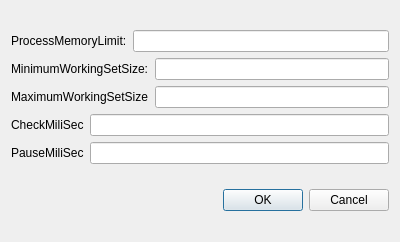
Qt form ui/modalconfig.ui (ergo471/badLauncher) before a commit.
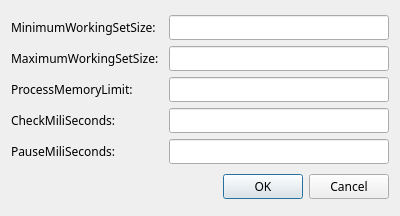
The same form after that commit.

What changed in the file:
```diff
--- a/ui/modalconfig.ui
+++ b/ui/modalconfig.ui
@@ -7,9 +7,18 @@
     <x>0</x>
     <y>0</y>
     <width>400</width>
-    <height>242</height>
+    <height>216</height>
    </rect>
   </property>
+  <property name="font">
+   <font>
+    <family>Raleway</family>
+    <pointsize>9</pointsize>
+    <weight>50</weight>
+    <italic>false</italic>
+    <bold>false</bold>
+   </font>
+  </property>
   <property name="windowTitle">
    <string>Settings</string>
   </property>
@@ -19,20 +28,6 @@
   <layout class="QGridLayout" name="gridLayout">
    <item row="0" column="0">
     <layout class="QVBoxLayout" name="verticalLayout">
-     <item>
-      <layout class="QHBoxLayout" name="horizontalLayout">
-       <item>
-        <widget class="QLabel" name="pro_label">
-         <property name="text">
-          <string>ProcessMemoryLimit:</string>
-         </property>
-        </widget>
-       </item>
-       <item>
-        <widget class="QLineEdit" name="pro_lineEdit"/>
-       </item>
-      </layout>
-     </item>
      <item>
       <layout class="QHBoxLayout" name="horizontalLayout_2">
        <item>
@@ -43,7 +38,23 @@
         </widget>
        </item>
        <item>
-        <widget class="QLineEdit" name="min_lineEdit"/>
+        <widget class="QLineEdit" name="min_lineEdit">
+         <property name="sizePolicy">
+          <sizepolicy hsizetype="Fixed" vsizetype="Fixed">
+           <horstretch>0</horstretch>
+           <verstretch>0</verstretch>
+          </sizepolicy>
+         </property>
+         <property name="minimumSize">
+          <size>
+           <width>220</width>
+           <height>0</height>
+          </size>
+         </property>
+         <property name="styleSheet">
+          <string notr="true"/>
+         </property>
+        </widget>
        </item>
       </layout>
      </item>
@@ -52,12 +63,52 @@
        <item>
         <widget class="QLabel" name="max_label">
          <property name="text">
-          <string>MaximumWorkingSetSize</string>
+          <string>MaximumWorkingSetSize:</string>
          </property>
         </widget>
        </item>
        <item>
-        <widget class="QLineEdit" name="max_lineEdit"/>
+        <widget class="QLineEdit" name="max_lineEdit">
+         <property name="sizePolicy">
+          <sizepolicy hsizetype="Fixed" vsizetype="Fixed">
+           <horstretch>0</horstretch>
+           <verstretch>0</verstretch>
+          </sizepolicy>
+         </property>
+         <property name="minimumSize">
+          <size>
+           <width>220</width>
+           <height>0</height>
+          </size>
+         </property>
+        </widget>
+       </item>
+      </layout>
+     </item>
+     <item>
+      <layout class="QHBoxLayout" name="horizontalLayout">
+       <item>
+        <widget class="QLabel" name="pro_label">
+         <property name="text">
+          <string>ProcessMemoryLimit:</string>
+         </property>
+        </widget>
+       </item>
+       <item>
+        <widget class="QLineEdit" name="pro_lineEdit">
+         <property name="sizePolicy">
+          <sizepolicy hsizetype="Fixed" vsizetype="Fixed">
+           <horstretch>0</horstretch>
+           <verstretch>0</verstretch>
+          </sizepolicy>
+         </property>
+         <property name="minimumSize">
+          <size>
+           <width>220</width>
+           <height>0</height>
+          </size>
+         </property>
+        </widget>
        </item>
       </layout>
      </item>
@@ -66,12 +117,25 @@
        <item>
         <widget class="QLabel" name="checkM_label">
          <property name="text">
-          <string>CheckMiliSec</string>
+          <string>CheckMiliSeconds:</string>
          </property>
         </widget>
        </item>
        <item>
-        <widget class="QLineEdit" name="checkM_lineEdit"/>
+        <widget class="QLineEdit" name="checkM_lineEdit">
+         <property name="sizePolicy">
+          <sizepolicy hsizetype="Fixed" vsizetype="Fixed">
+           <horstretch>0</horstretch>
+           <verstretch>0</verstretch>
+          </sizepolicy>
+         </property>
+         <property name="minimumSize">
+          <size>
+           <width>220</width>
+           <height>0</height>
+          </size>
+         </property>
+        </widget>
        </item>
       </layout>
      </item>
@@ -80,12 +144,25 @@
        <item>
         <widget class="QLabel" name="pauseM_label">
          <property name="text">
-          <string>PauseMiliSec</string>
+          <string>PauseMiliSeconds:</string>
          </property>
         </widget>
        </item>
        <item>
-        <widget class="QLineEdit" name="pauseM_lineEdit"/>
+        <widget class="QLineEdit" name="pauseM_lineEdit">
+         <property name="sizePolicy">
+          <sizepolicy hsizetype="Fixed" vsizetype="Fixed">
+           <horstretch>0</horstretch>
+           <verstretch>0</verstretch>
+          </sizepolicy>
+         </property>
+         <property name="minimumSize">
+          <size>
+           <width>220</width>
+           <height>0</height>
+          </size>
+         </property>
+        </widget>
        </item>
       </layout>
      </item>
```
Left out of the diff: 3 changed lines with no effect on the pictures.
